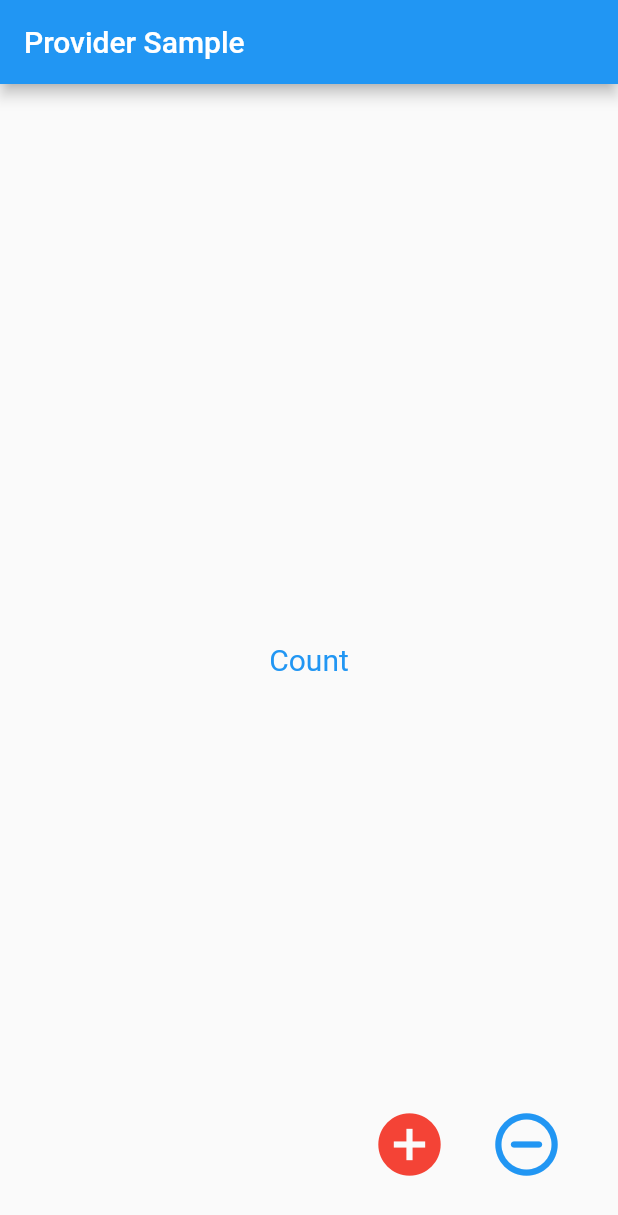
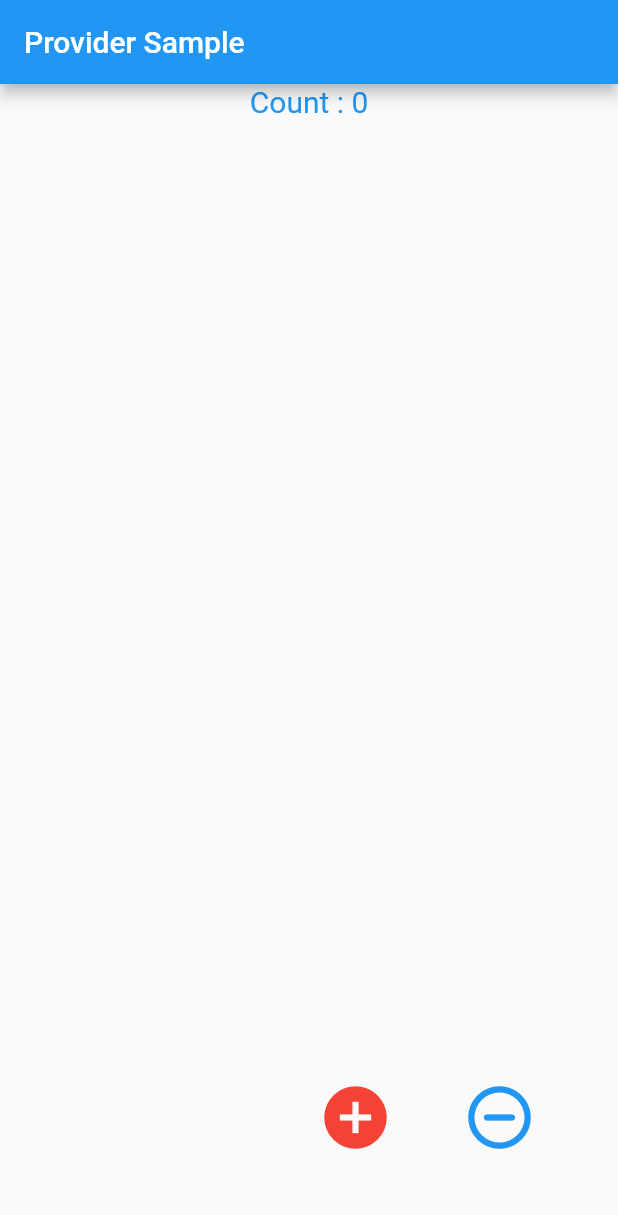
Before and after one commit to shanghanrun/provider_ex01, a Flutter app: the screen it shows after launch, on a phone screen of 412 x 824 dp. Shown: the top 1215 px of the screen. Run offline on Flutter 3.47's test engine with Material 2 defaults, Android fonts, the phone set to English and light mode, and no system bars.

Commit message:
1차완료.

```diff
--- a/lib/countProvider.dart
+++ b/lib/countProvider.dart
@@ -2,7 +2,8 @@ import 'package:flutter/material.dart';
 
 class Counter with ChangeNotifier {
   int _count = 0;
-
+  // int get count(){return _count;}
+  int get count => _count; //getter선언  Counter.count로 접근가능
   void add() {
     _count++;
     notifyListeners();
--- a/lib/count_page.dart
+++ b/lib/count_page.dart
@@ -1,15 +1,19 @@
 import 'package:flutter/material.dart';
+import 'package:provider/provider.dart';
+
+import 'countProvider.dart';
 
 class CountPage extends StatelessWidget {
   const CountPage({super.key});
 
   @override
   Widget build(BuildContext context) {
+    var counter = Provider.of<Counter>(context);
     return Center(
       child: Container(
-        child: const Text(
-          'Count',
-          style: TextStyle(fontSize: 20, color: Colors.blue),
+        child: Text(
+          'Count : ${counter.count}',
+          style: const TextStyle(fontSize: 20, color: Colors.blue),
         ),
       ),
     );
--- a/lib/home.dart
+++ b/lib/home.dart
@@ -1,14 +1,21 @@
 import 'package:flutter/material.dart';
+import 'package:provider/provider.dart';
 import 'package:provider_ex01/count_page.dart';
+import 'countProvider.dart';
 
 class Home extends StatelessWidget {
   const Home({super.key});
 
   @override
   Widget build(BuildContext context) {
+    var counter = Provider.of<Counter>(context);
     return Scaffold(
       appBar: AppBar(title: const Text('Provider Sample')),
-      body: const CountPage(),
+      body: const Column(
+        children: [
+          CountPage(),
+        ],
+      ),
       floatingActionButton: Column(
         mainAxisAlignment: MainAxisAlignment.end,
         children: [
@@ -16,14 +23,20 @@ class Home extends StatelessWidget {
             mainAxisAlignment: MainAxisAlignment.end,
             children: [
               IconButton(
-                icon: const Icon(Icons.add_circle, size: 50, color: Colors.red),
-                onPressed: () {},
+                iconSize: 50,
+                icon: const Icon(Icons.add_circle, color: Colors.red),
+                onPressed: () {
+                  counter.add();
+                },
               ),
               const SizedBox(width: 30, height: 30),
               IconButton(
+                iconSize: 50,
                 icon: const Icon(Icons.remove_circle_outline_rounded,
-                    size: 50, color: Colors.blue),
-                onPressed: () {},
+                    color: Colors.blue),
+                onPressed: () {
+                  counter.minus();
+                },
               ),
               const SizedBox(width: 30, height: 30),
             ],
```
